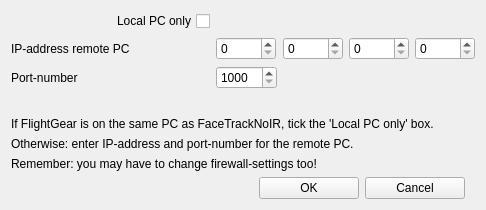
The window that ftnoir_protocol_fg/ftnoir_fgcontrols.ui (opentrack/opentrack) describes before a commit, drawn with Qt 5.
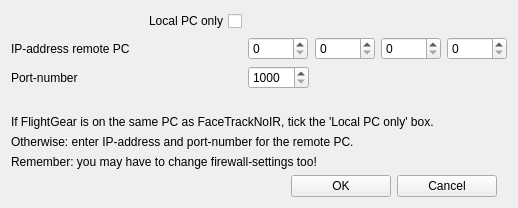
The same window after the commit. Icons and pictures are not drawn.

```diff
--- a/ftnoir_protocol_fg/ftnoir_fgcontrols.ui
+++ b/ftnoir_protocol_fg/ftnoir_fgcontrols.ui
@@ -9,8 +9,8 @@
    <rect>
     <x>0</x>
     <y>0</y>
-    <width>486</width>
-    <height>210</height>
+    <width>518</width>
+    <height>208</height>
    </rect>
   </property>
   <property name="windowTitle">
```
